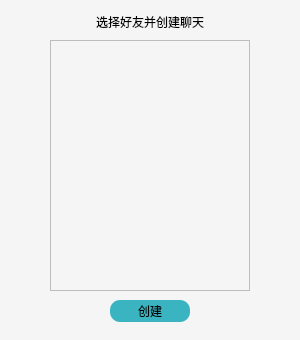
First picture: the form in client/ui/createchat.ui, repository pechpo/What-s-up, before the edit.
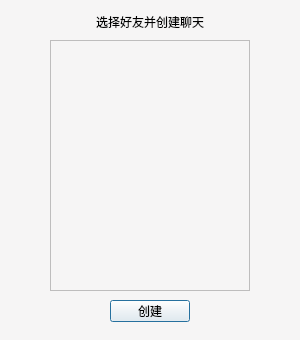
Second picture: the form after the edit.

Patch:
```diff
--- a/client/ui/createchat.ui
+++ b/client/ui/createchat.ui
@@ -65,8 +65,7 @@
     </rect>
    </property>
    <property name="styleSheet">
-    <string notr="true">background-color: rgb(59, 180, 193);
-border-radius:10px;</string>
+    <string notr="true"/>
    </property>
    <property name="text">
     <string>创建</string>
```
